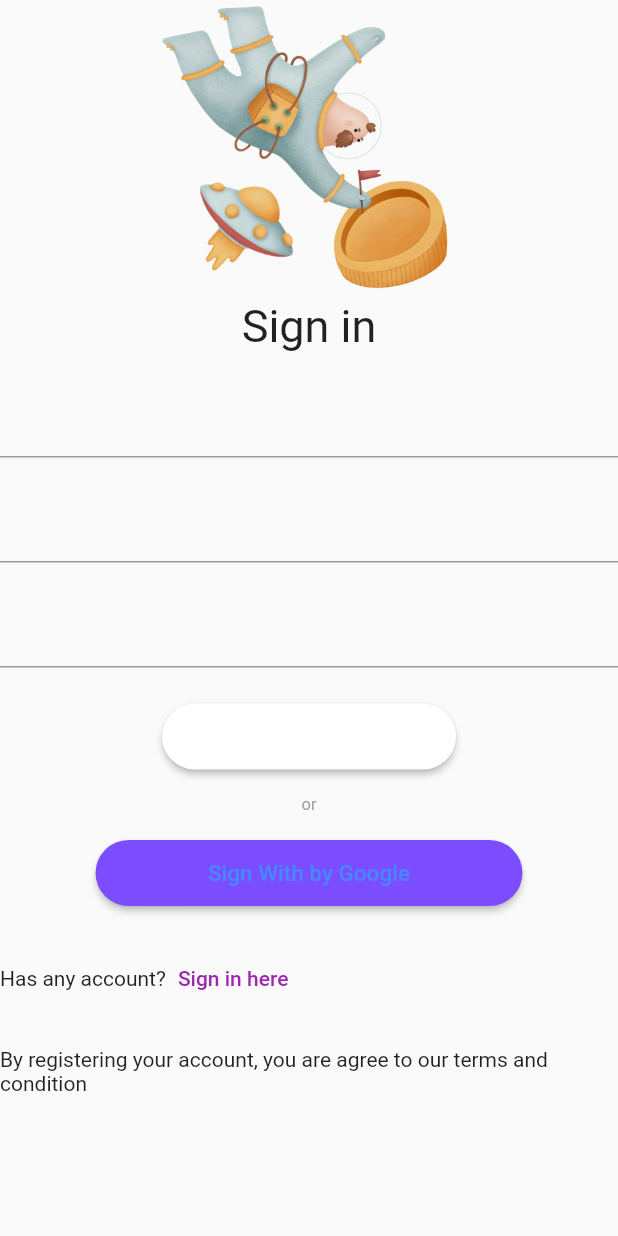
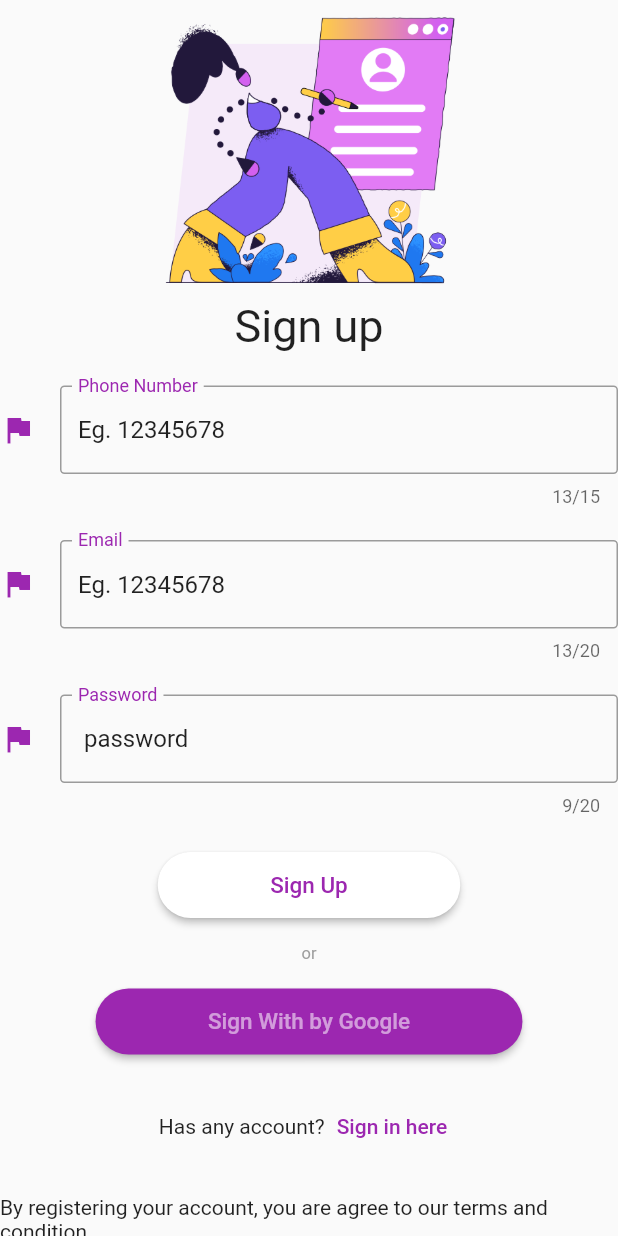
Before and after one commit to HagarAlaaEldeen/algoriza_task1, a Flutter app: the Register screen opened by its route, on a phone screen of 412 x 824 dp. Run offline on Flutter 3.47's test engine with Material 2 defaults, Android fonts, the phone set to English and light mode, and no system bars.

Commit message:
Add files via upload

```diff
--- a/lib/screens/register.dart
+++ b/lib/screens/register.dart
@@ -10,29 +10,85 @@ class Register extends StatelessWidget {
       body: SizedBox(
         height: double.infinity,
         width: double.infinity,
+        child: SingleChildScrollView(
           child: Column(
             mainAxisAlignment: MainAxisAlignment.start,
+            crossAxisAlignment: CrossAxisAlignment.center,
             children: [
               Image.asset(
-              "assets/images/woolly-goals-1.png",
+                "assets/images/sign-up.png",
                 height: 200,
               ),
               const Text(
-              "Sign in",
+                "Sign up",
                 style: TextStyle(fontSize: 30),
               ),
               const SizedBox(
                 height: 22,
               ),
-            TextFormField(),
+              TextFormField(
+                initialValue: 'Eg. 12345678 ',
+                maxLength: 15,
+                decoration: const InputDecoration(
+                  icon: Icon(
+                    Icons.flag,
+                    color: Colors.purple,
+                  ),
+                  labelText: 'Phone Number',
+                  labelStyle: TextStyle(
+                    color: Colors.purple,
+                  ),
+                  border: OutlineInputBorder(
+                      borderSide: BorderSide(
+                        color: Colors.purple,
+                      ),
+                      borderRadius: BorderRadius.all(Radius.circular(3))),
+                ),
+              ),
               const SizedBox(
                 height: 22,
               ),
-            TextFormField(),
+              TextFormField(
+                initialValue: 'Eg. 12345678 ',
+                maxLength: 20,
+                decoration: const InputDecoration(
+                  icon: Icon(
+                    Icons.flag,
+                    color: Colors.purple,
+                  ),
+                  labelText: 'Email',
+                  labelStyle: TextStyle(
+                    color: Colors.purple,
+                  ),
+                  border: OutlineInputBorder(
+                      borderSide: BorderSide(
+                        color: Colors.purple,
+                      ),
+                      borderRadius: BorderRadius.all(Radius.circular(3))),
+                ),
+              ),
               const SizedBox(
                 height: 22,
               ),
-            TextFormField(),
+              TextFormField(
+                initialValue: ' password',
+                maxLength: 20,
+                decoration: const InputDecoration(
+                  icon: Icon(
+                    Icons.flag,
+                    color: Colors.purple,
+                  ),
+                  labelText: 'Password',
+                  labelStyle: TextStyle(
+                    color: Colors.purple,
+                  ),
+                  border: OutlineInputBorder(
+                      borderSide: BorderSide(
+                        color: Colors.purple,
+                      ),
+                      borderRadius: BorderRadius.all(Radius.circular(3))),
+                ),
+              ),
               const SizedBox(
                 height: 22,
               ),
@@ -41,8 +97,8 @@ class Register extends StatelessWidget {
                     Navigator.pushNamed(context, "/login");
                   },
                   child: const Text(
-                  'Sign In',
-                  style: TextStyle(fontSize: 15, color: Colors.white54),
+                    'Sign Up',
+                    style: TextStyle(fontSize: 15, color: Colors.purple),
                   ),
                   style: ButtonStyle(
                       backgroundColor: MaterialStateProperty.all(Colors.white),
@@ -67,11 +123,10 @@ class Register extends StatelessWidget {
                   },
                   child: const Text(
                     'Sign With by Google',
-                  style: TextStyle(fontSize: 15, color: Colors.blueAccent),
+                    style: TextStyle(fontSize: 15, color: Colors.white54),
                   ),
                   style: ButtonStyle(
-                    backgroundColor:
-                        MaterialStateProperty.all(Colors.deepPurpleAccent),
+                      backgroundColor: MaterialStateProperty.all(Colors.purple),
                       padding: MaterialStateProperty.all(
                           const EdgeInsets.symmetric(
                               horizontal: 75, vertical: 13)),
@@ -81,10 +136,14 @@ class Register extends StatelessWidget {
                 height: 22,
               ),
               Row(
-              crossAxisAlignment: CrossAxisAlignment.center,
+                mainAxisAlignment: MainAxisAlignment.center,
                 children: <Widget>[
                   const Text('Has any account?'),
-                TextButton(onPressed: () {}, child: const Text('Sign in here'))
+                  TextButton(
+                      onPressed: () {
+                        Navigator.pushNamed(context, "/login");
+                      },
+                      child: const Text('Sign in here'))
                 ],
               ),
               const SizedBox(
@@ -95,6 +154,7 @@ class Register extends StatelessWidget {
             ],
           ),
         ),
+      ),
     ));
   }
 }
```
Also changed, not shown: lib/screens/login.dart (+36 -8 lines), lib/screens/onboarding.dart (+12 -5 lines). Lines whose indentation alone changed are shown as unchanged.
